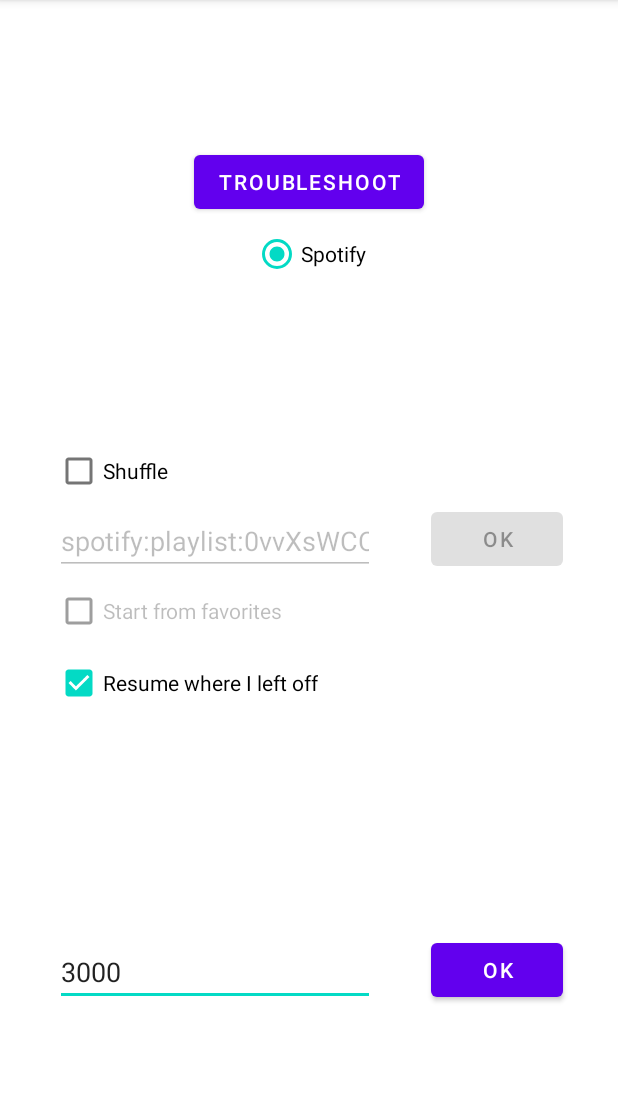
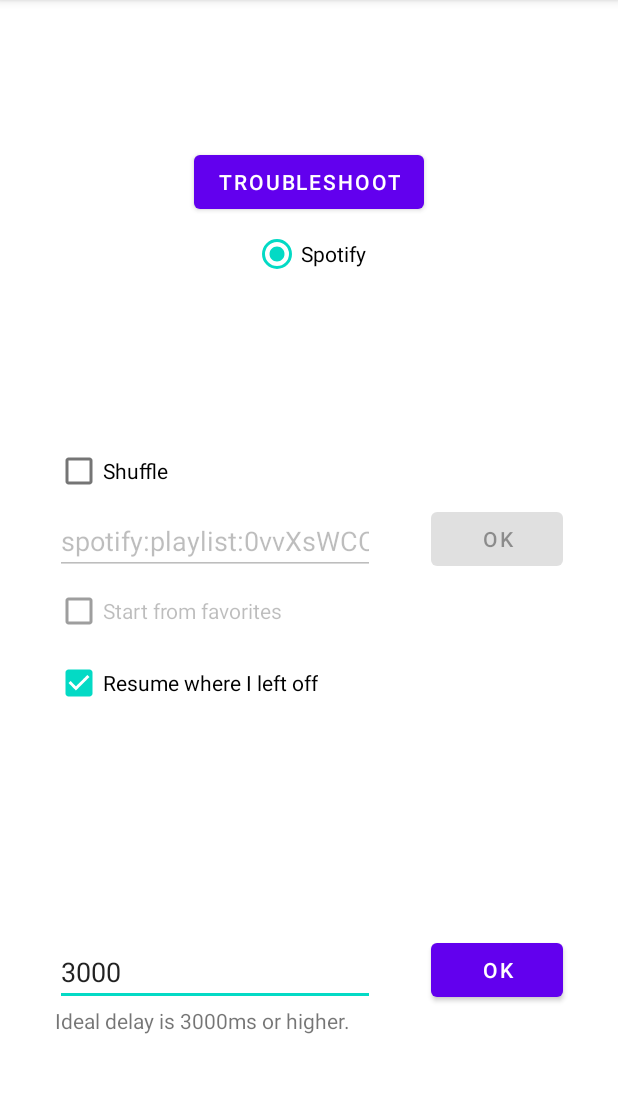
Before and after one commit to EmreSafaCelik/AutoMusic, an Android app: the screen it shows after launch (MainActivity), on a phone screen of 412 x 824 dp, the part 84-1177 px from its top. Run offline under Robolectric (Android 15) with nearby library versions, the phone set to English and light mode, and no system bars; libraries missing offline, so code that uses them is left out: com.spotify.android, com.spotify.sdk; 4 statements that could not run were skipped.

Commit message:
Last addition for v0.1

```diff
--- a/app/src/main/res/layout/activity_main.xml
+++ b/app/src/main/res/layout/activity_main.xml
@@ -112,6 +112,15 @@
         app:layout_constraintStart_toStartOf="parent"
         app:layout_constraintEnd_toStartOf="@id/delay_btn" />
 
+    <TextView
+        android:id="@+id/ideal_delay_text"
+        android:layout_width="wrap_content"
+        android:layout_height="wrap_content"
+        tools:layout_editor_absoluteY="180dp"
+        android:text="@string/ideal_delay"
+        app:layout_constraintTop_toBottomOf="@id/edit_delay"
+        app:layout_constraintStart_toStartOf="@id/edit_delay"/>
+
     <Button
         android:id="@+id/delay_btn"
         android:layout_width="wrap_content"
--- a/app/src/main/res/values/strings.xml
+++ b/app/src/main/res/values/strings.xml
@@ -7,4 +7,5 @@
     <string name="resume_where_i_left_off">Resume where I left off</string>
     <string name="shuffle">Shuffle</string>
     <string name="authorize_spotify">Troubleshoot</string>
+    <string name="ideal_delay">Ideal delay is 3000ms or higher.</string>
 </resources>
```
